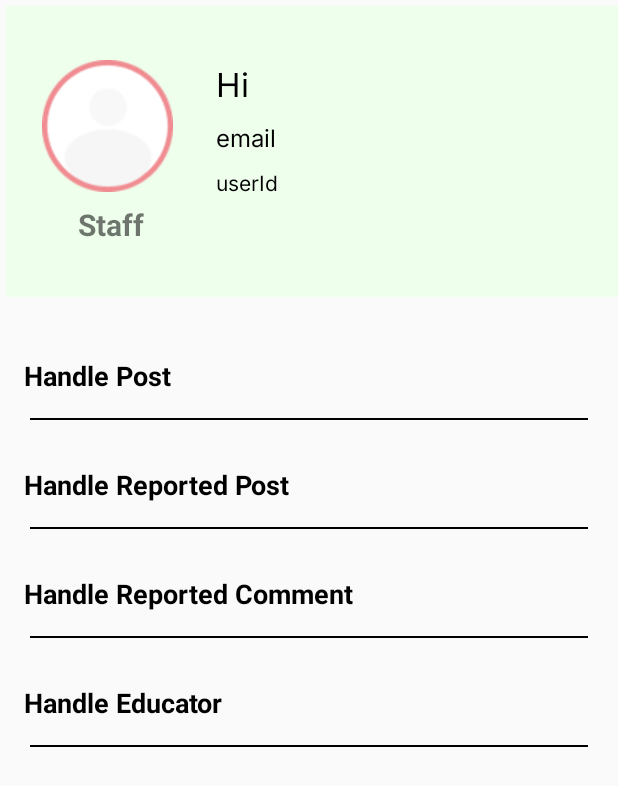
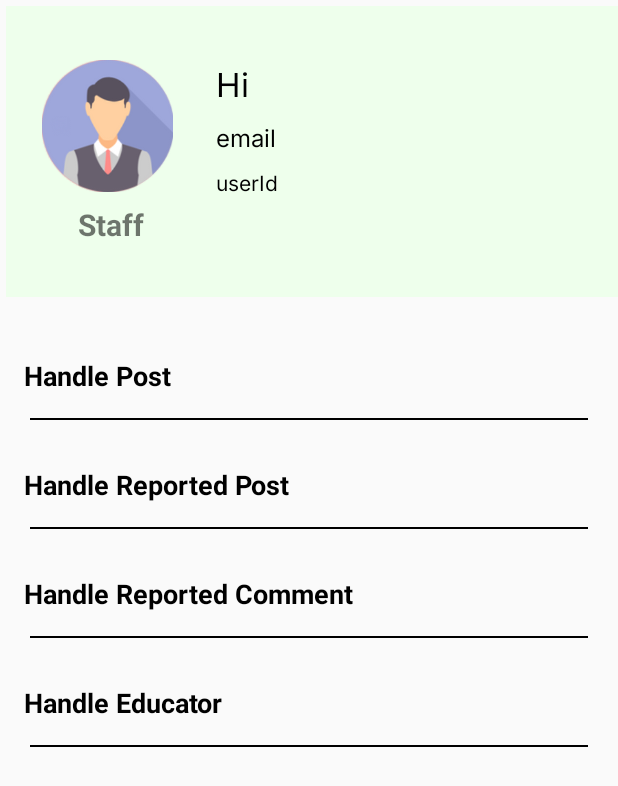
Before and after one commit to Jyugo015/MAD-Guardians, an Android app: the fragment StaffFragment shown on its own in the app's theme, on a phone screen of 412 x 824 dp. Shown: the top 786 px of the screen. Run offline under Robolectric (Android 15) with nearby library versions, the phone set to English and light mode, and no system bars; our stand-ins replace Room's generated code; Roboto replaces fonts that are not available here.

Commit message:
add default image

```diff
--- a/app/src/main/res/layout/fragment_staff.xml
+++ b/app/src/main/res/layout/fragment_staff.xml
@@ -41,7 +41,7 @@
         android:layout_marginTop="40dp"
         android:background="@drawable/hzw_circular_border"
         android:scaleType="centerCrop"
-        android:src="@drawable/hzw_ic_profile"
+        android:src="@drawable/hzw_ic_staff"
         app:layout_constraintStart_toStartOf="parent"
         app:layout_constraintTop_toTopOf="parent" />
 
```
Also changed, not shown: app/src/main/res/drawable/hzw_default_post.png (added), app/src/main/res/drawable/hzw_ic_staff.png (added).
